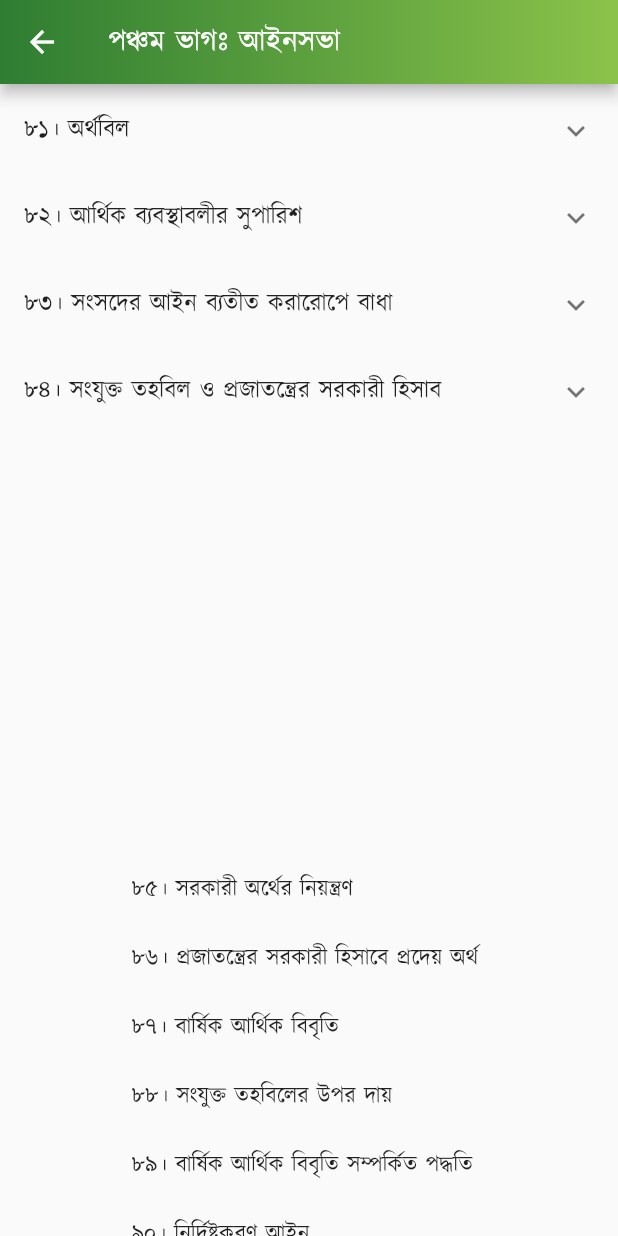
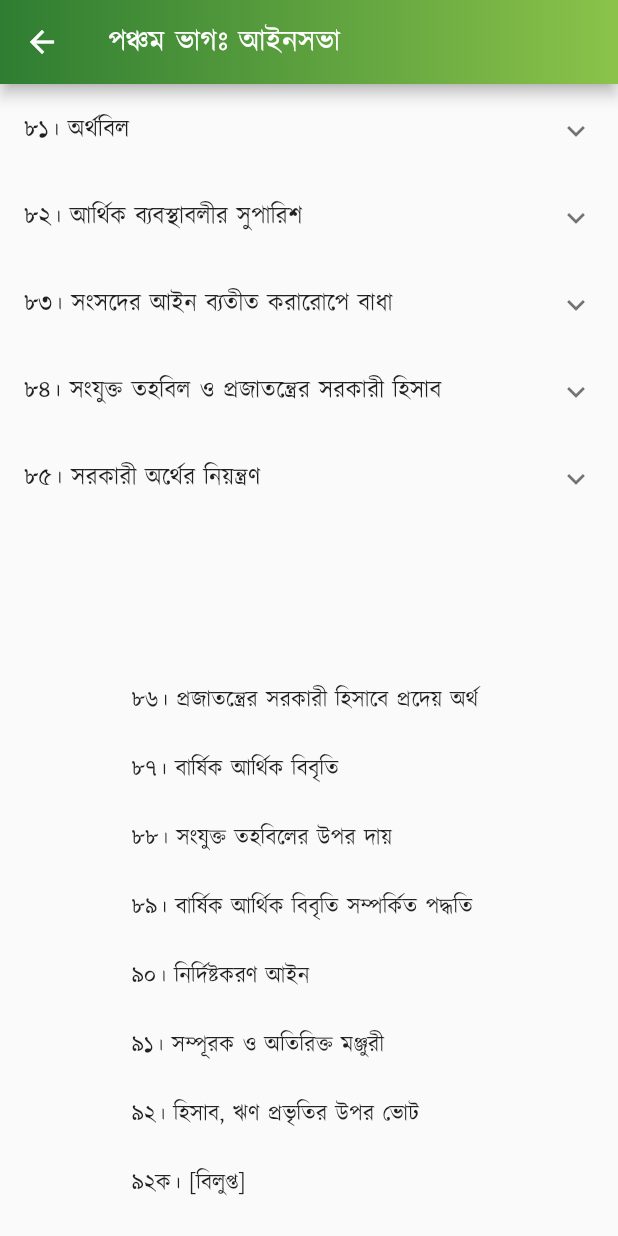
Before and after one commit to Azimul-Haque/flutter-onesignal, a Flutter app: the PartFive screen opened directly, scrolled down 1152 dp, on a phone screen of 412 x 824 dp. Run offline on Flutter 3.47's test engine with Material 2 defaults, Android fonts, the phone set to English and light mode, and no system bars; our stand-ins replace fluttertoast, package_info_plus, percent_indicator, shared_preferences, sqflite; missing offline and left inert: blinking_text, flutter_share, onesignal_flutter, slide_popup_dialog; accounts and stored records are empty; network calls fail.

Commit message:
Commit Fri 04/29/2022 13:08:04.28 18448

```diff
--- a/lib/pages/constitution/part5.dart
+++ b/lib/pages/constitution/part5.dart
@@ -472,11 +472,21 @@ class PartFive extends StatelessWidget {
               )),
             ],
           ),
+          ExpansionTile(
+            title: Text('৮৫। সরকারী অর্থের নিয়ন্ত্রণ'),
+            children: <Widget>[
+              ListTile(
+                  title: SelectableText(
+                '৮৫। সরকারী অর্থের রক্ষণাবেক্ষণ, ক্ষেত্রমত সংযুক্ত তহবিলে অর্থ প্রদান বা তাহা হইতে অর্থ প্রত্যাহার কিংবা প্রজাতন্ত্রের সরকারী হিসাবে অর্থ প্রদান বা তাহা হইতে অর্থ প্রত্যাহার এবং উপরি-উক্ত বিষয়সমূহের সহিত সংশ্লিষ্ট বা আনুষঙ্গিক সকল বিষয় সংসদের আইন-দ্বারা এবং অনুরূপ আইনের বিধান না হওয়া পর্যন্ত রাষ্ট্রপতি কর্তৃক প্রণীত বিধিসমূহ-দ্বারা নিয়ন্ত্রিত হইবে।',
+                textAlign: TextAlign.justify,
+              )),
+            ],
+          ),
           Padding(
             padding: EdgeInsets.all(15),
             child: Column(children: <Widget>[
               Text(
-                "\n\n \n\n \n\n \n\n \n\n \n\n৮৫। সরকারী অর্থের নিয়ন্ত্রণ \n\n৮৬। প্রজাতন্ত্রের সরকারী হিসাবে প্রদেয় অর্থ \n\n৮৭। বার্ষিক আর্থিক বিবৃতি \n\n৮৮। সংযুক্ত তহবিলের উপর দায় \n\n৮৯। বার্ষিক আর্থিক বিবৃতি সম্পর্কিত পদ্ধতি \n\n৯০। নির্দিষ্টকরণ আইন \n\n৯১। সম্পূরক ও অতিরিক্ত মঞ্জুরী \n\n৯২। হিসাব, ঋণ প্রভৃতির উপর ভোট \n\n৯২ক। [বিলুপ্ত] \n\n\n৩য় পরিচ্ছেদঃ অধ্যাদেশপ্রণয়ন-ক্ষমতা \n\n৯৩। অধ্যাদেশপ্রণয়ন-ক্ষমতা",
+                "\n\n \n\n৮৬। প্রজাতন্ত্রের সরকারী হিসাবে প্রদেয় অর্থ \n\n৮৭। বার্ষিক আর্থিক বিবৃতি \n\n৮৮। সংযুক্ত তহবিলের উপর দায় \n\n৮৯। বার্ষিক আর্থিক বিবৃতি সম্পর্কিত পদ্ধতি \n\n৯০। নির্দিষ্টকরণ আইন \n\n৯১। সম্পূরক ও অতিরিক্ত মঞ্জুরী \n\n৯২। হিসাব, ঋণ প্রভৃতির উপর ভোট \n\n৯২ক। [বিলুপ্ত] \n\n\n৩য় পরিচ্ছেদঃ অধ্যাদেশপ্রণয়ন-ক্ষমতা \n\n৯৩। অধ্যাদেশপ্রণয়ন-ক্ষমতা",
                 style:
                     TextStyle(color: Colors.black87, fontSize: 15, height: 1.5),
                 textAlign: TextAlign.justify,
```
